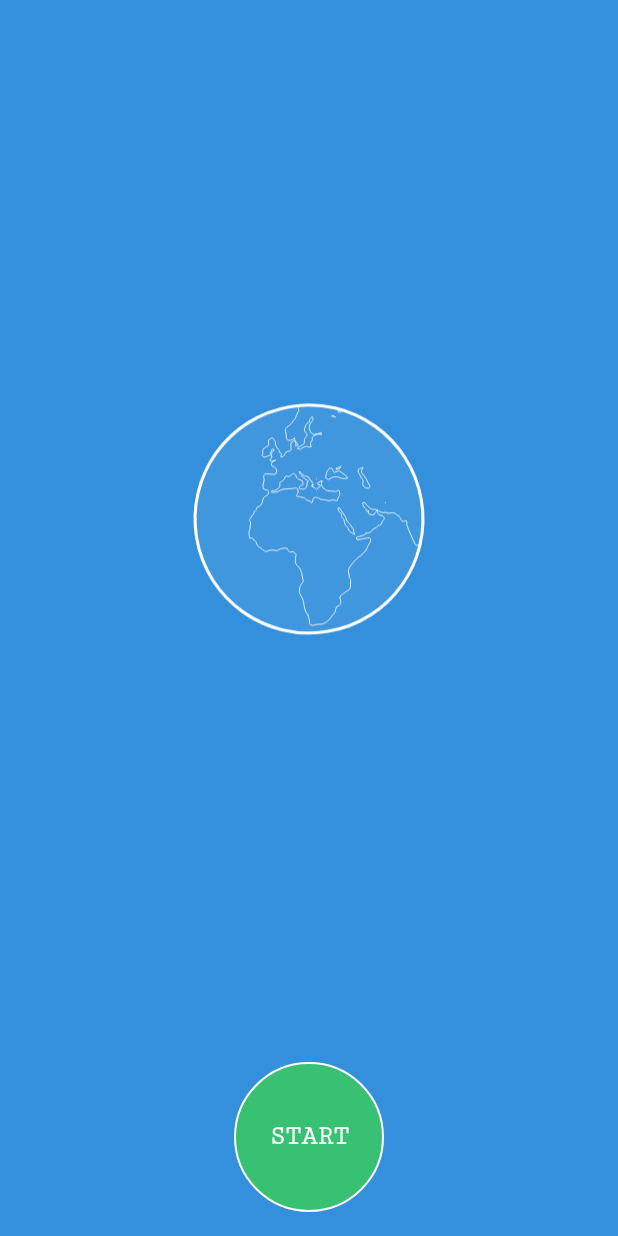
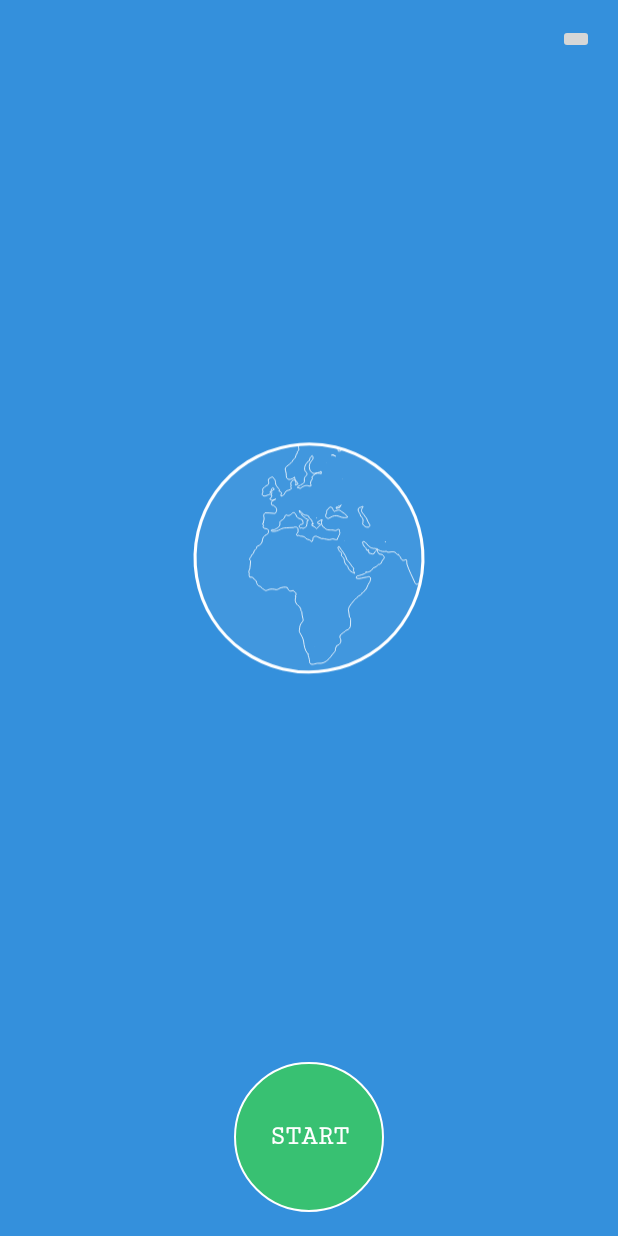
Before and after one commit to gitAbid/rt-tracker, an Android app: the screen it shows after launch (MainActivity), after a tap on "START", on a phone screen of 412 x 824 dp. Run offline under Robolectric (Android 15) with nearby library versions, the phone set to English and light mode, and no system bars.

```diff
--- a/app/build.gradle
+++ b/app/build.gradle
@@ -1,4 +1,5 @@
 apply plugin: 'com.android.application'
+apply plugin: 'com.google.gms.google-services'
 
 android {
     compileSdkVersion 28
@@ -38,5 +39,6 @@ dependencies {
     implementation 'io.reactivex.rxjava2:rxjava:2.2.11'
     implementation 'com.airbnb.android:lottie:3.0.7'
     implementation 'androidx.cardview:cardview:1.0.0'
+    implementation 'com.google.firebase:firebase-database:19.0.0'
 
 }
--- a/app/src/main/res/layout/activity_main.xml
+++ b/app/src/main/res/layout/activity_main.xml
@@ -1,36 +1,43 @@
 <?xml version="1.0" encoding="utf-8"?>
 <RelativeLayout xmlns:android="http://schemas.android.com/apk/res/android"
+    xmlns:app="http://schemas.android.com/apk/res-auto"
     xmlns:tools="http://schemas.android.com/tools"
     android:layout_width="match_parent"
     android:layout_height="match_parent"
     android:background="@color/colorSkyBlue"
-    xmlns:app="http://schemas.android.com/apk/res-auto"
     tools:context=".MainActivity">
+
+    <ImageButton
+        android:layout_margin="16dp"
+        android:id="@+id/ibUserButton"
+        android:layout_alignParentEnd="true"
+        android:layout_width="wrap_content"
+        android:layout_height="wrap_content" />
 
     <com.airbnb.lottie.LottieAnimationView
         android:id="@+id/lavAnimation"
+        android:layout_width="match_parent"
+        android:layout_height="match_parent"
+        android:layout_below="@id/ibUserButton"
+        android:layout_above="@id/btnStartStop"
         android:layout_centerInParent="true"
-        android:layout_above="@id/btnStartStop"
         app:lottie_fileName="world_locations.json"
-        android:layout_width="match_parent"
-        app:lottie_loop="true"
-        android:layout_height="match_parent" />
+        app:lottie_loop="true" />
     <TextView
         android:id="@+id/btnStartStop"
-        android:gravity="center"
-        android:text="@string/start"
-        android:textSize="18sp"
-        android:clickable="true"
-        android:focusable="true"
-        android:textStyle="bold"
-        android:textColor="@color/colorWhite"
-        android:fontFamily="serif-monospace"
+        style="@style/Widget.AppCompat.Button.Borderless"
+        android:layout_width="100dp"
+        android:layout_height="100dp"
         android:layout_alignParentBottom="true"
         android:layout_centerInParent="true"
         android:layout_margin="16dp"
         android:background="@drawable/button_background_primary"
-        style="@style/Widget.AppCompat.Button.Borderless"
-        android:layout_width="100dp"
-        android:layout_height="100dp" />
-
+        android:clickable="true"
+        android:focusable="true"
+        android:fontFamily="serif-monospace"
+        android:gravity="center"
+        android:text="@string/start"
+        android:textColor="@color/colorWhite"
+        android:textSize="18sp"
+        android:textStyle="bold" />
 </RelativeLayout>
--- a/build.gradle
+++ b/build.gradle
@@ -7,7 +7,8 @@ buildscript {
 
     }
     dependencies {
-        classpath 'com.android.tools.build:gradle:3.4.1'
+        classpath 'com.android.tools.build:gradle:3.5.0'
+        classpath 'com.google.gms:google-services:4.2.0'
 
         // NOTE: Do not place your application dependencies here; they belong
         // in the individual module build.gradle files
```
Also changed, not shown: app/src/main/java/com/abid/rttracker/model/Data.java (added, +60 -0 lines), app/src/main/java/com/abid/rttracker/services/LocationTrackerService.java (+27 -8 lines), gradle/wrapper/gradle-wrapper.properties.
